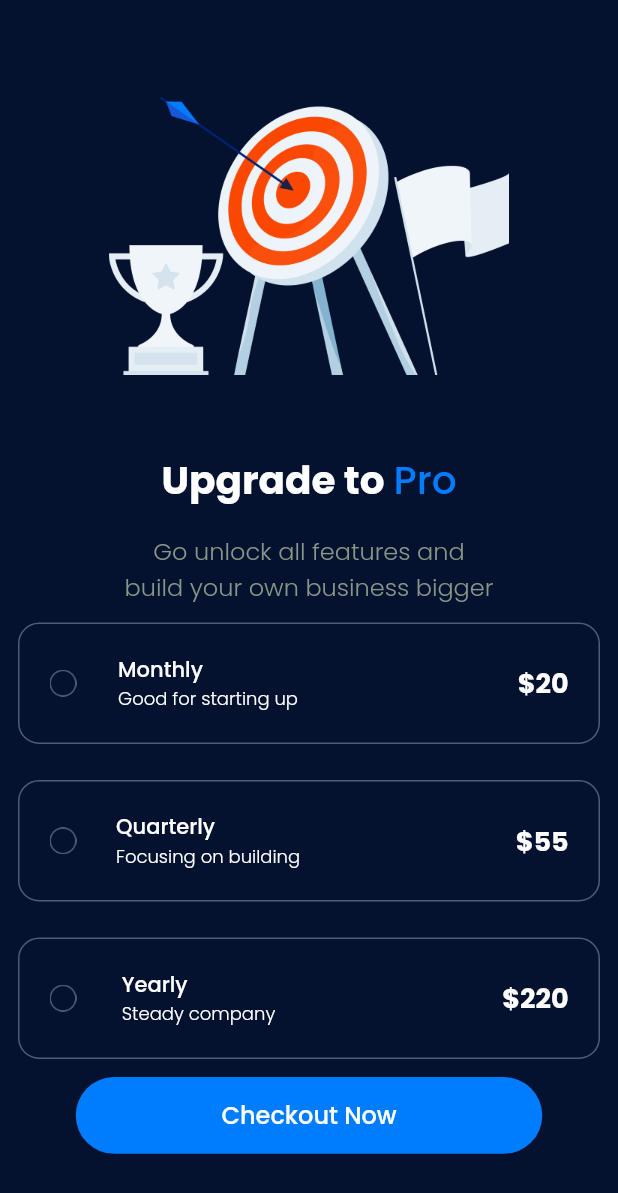
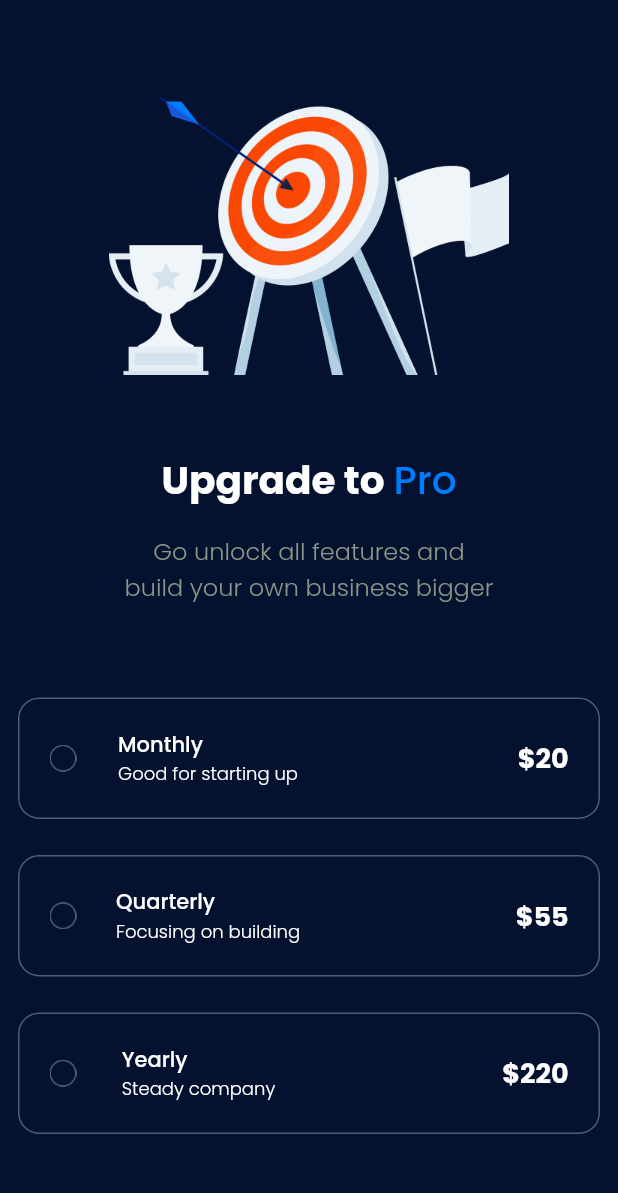
Before and after one commit to anugrahsputra/payment_app, a Flutter app: the screen it shows after launch, on a phone screen of 412 x 824 dp. Shown: the top 1193 px of the screen. Run offline on Flutter 3.47's test engine with Material 2 defaults, Android fonts, the phone set to English and light mode, and no system bars; our stand-ins replace google_fonts.

Commit message:
Add Chekout Button

```diff
--- a/lib/main.dart
+++ b/lib/main.dart
@@ -150,10 +150,13 @@ class _PaymentAppState extends State<PaymentApp> {
           child: Column(
             children: [
               header(),
+              SizedBox(height: 50),
               option(0, 'Monthly', 'Good for starting up', '\$20'),
               option(1, 'Quarterly', 'Focusing on building', '\$55'),
               option(2, 'Yearly', 'Steady company', '\$220'),
-              checkoutButton(),
+              SizedBox(height: 50),
+              selectedIndex == -1 ? SizedBox() : checkoutButton(),
+              SizedBox(height: 50),
             ],
           ),
         ),
```
